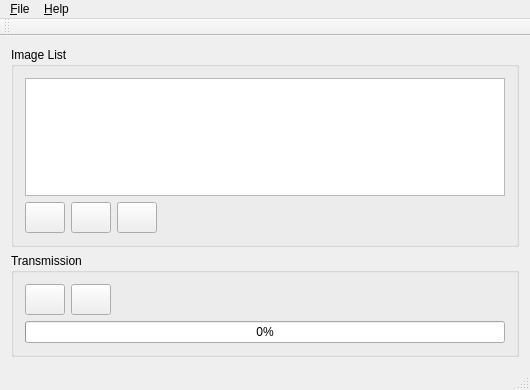
The window that MTMS_Client/clientmainwindow.ui (zhming0/Modernization-Traffic-Monitoring-System) describes before a commit, drawn with Qt 5.
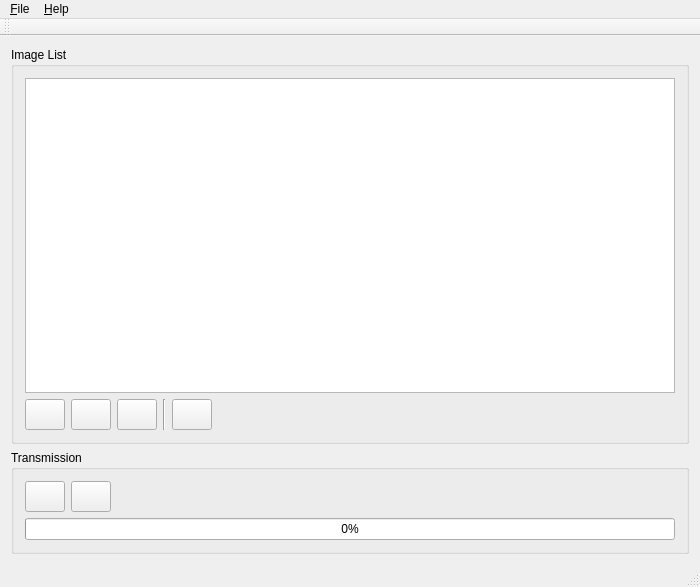
The same window after the commit. Icons and pictures are not drawn.

Patch:
```diff
--- a/MTMS_Client/clientmainwindow.ui
+++ b/MTMS_Client/clientmainwindow.ui
@@ -6,10 +6,22 @@
    <rect>
     <x>0</x>
     <y>0</y>
-    <width>530</width>
-    <height>390</height>
+    <width>700</width>
+    <height>587</height>
    </rect>
   </property>
+  <property name="sizePolicy">
+   <sizepolicy hsizetype="Preferred" vsizetype="Preferred">
+    <horstretch>0</horstretch>
+    <verstretch>0</verstretch>
+   </sizepolicy>
+  </property>
+  <property name="minimumSize">
+   <size>
+    <width>700</width>
+    <height>0</height>
+   </size>
+  </property>
   <property name="windowTitle">
    <string>ClientMainWindow</string>
   </property>
@@ -102,6 +114,36 @@
            </property>
           </widget>
          </item>
+         <item>
+          <widget class="Line" name="line">
+           <property name="orientation">
+            <enum>Qt::Vertical</enum>
+           </property>
+          </widget>
+         </item>
+         <item>
+          <widget class="QPushButton" name="pushButton_preview">
+           <property name="enabled">
+            <bool>true</bool>
+           </property>
+           <property name="minimumSize">
+            <size>
+             <width>31</width>
+             <height>31</height>
+            </size>
+           </property>
+           <property name="toolTip">
+            <string>Preview</string>
+           </property>
+           <property name="text">
+            <string/>
+           </property>
+           <property name="icon">
+            <iconset resource="images.qrc">
+             <normaloff>:/magnifier.png</normaloff>:/magnifier.png</iconset>
+           </property>
+          </widget>
+         </item>
          <item>
           <spacer name="horizontalSpacer">
            <property name="orientation">
@@ -200,7 +242,7 @@
     <rect>
      <x>0</x>
      <y>0</y>
-     <width>530</width>
+     <width>700</width>
      <height>19</height>
     </rect>
    </property>
```
Left out of the diff: 17 changed lines with no effect on the pictures.
